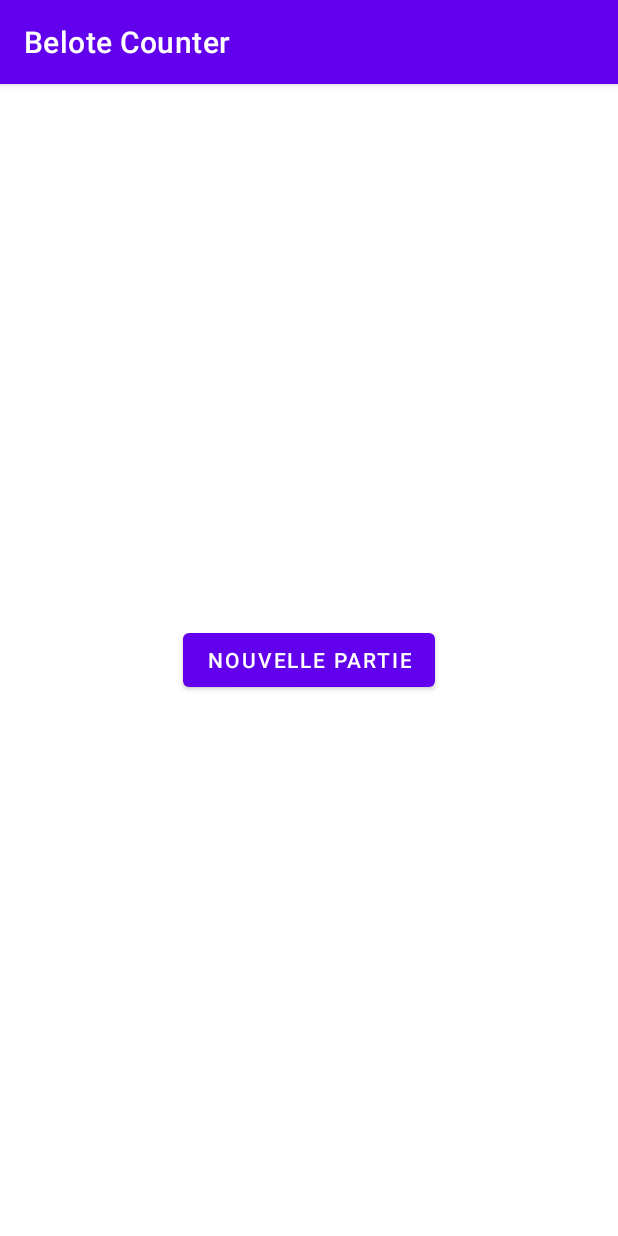
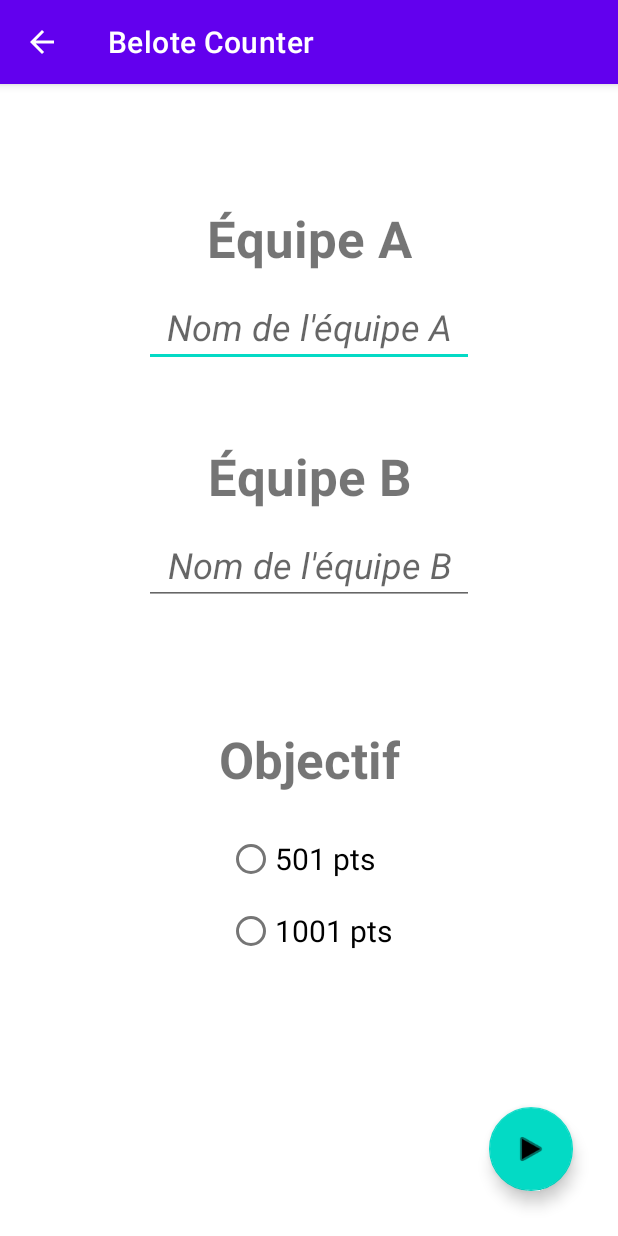
Before and after one commit to Dadow251/Belote-Counter, an Android app: the screen it shows after launch (MainActivity before the commit, CreateActivity after it), after a tap on "NOUVELLE PARTIE", on a phone screen of 412 x 824 dp. Run offline under Robolectric (Android 15) with nearby library versions, the phone set to English and light mode, and no system bars.

Commit message:
Mise en place de l'Activity Create (version basique pour fixer une première organisation graphique à travers des composants primaires)

```diff
--- a/app/src/main/AndroidManifest.xml
+++ b/app/src/main/AndroidManifest.xml
@@ -20,6 +20,9 @@
                 <category android:name="android.intent.category.LAUNCHER" />
             </intent-filter>
         </activity>
+        <activity android:name=".CreateActivity"
+            android:parentActivityName=".MainActivity">
+        </activity>
     </application>
 
 </manifest>
--- /dev/null
+++ b/app/src/main/java/com/example/belotecounter/CreateActivity.java
@@ -0,0 +1,35 @@
+package com.example.belotecounter;
+
+import android.os.Bundle;
+import android.util.Log;
+import android.view.View;
+import android.widget.Toast;
+
+import androidx.appcompat.app.AppCompatActivity;
+
+public class CreateActivity extends AppCompatActivity {
+
+    public int Objective;
+
+    @Override
+    protected void onCreate(Bundle savedInstanceState) {
+        super.onCreate(savedInstanceState);
+        setContentView(R.layout.activity_create);
+    }
+
+    public void setObjectiveTo501(View view) {
+        this.Objective = 501;
+        // Forcer la valeur "false" pour le toggle switch 1001 pts
+    }
+
+    public void setObjectiveTo1001(View view) {
+        this.Objective = 1001;
+        // Forcer la valeur "false" pour le toggle switch 501 pts
+    }
+
+    void LogData(String data) {
+        Toast.makeText(CreateActivity.this, data, Toast.LENGTH_SHORT).show();
+        Log.d("TAG", data);
+    }
+
+}
--- a/app/src/main/java/com/example/belotecounter/MainActivity.java
+++ b/app/src/main/java/com/example/belotecounter/MainActivity.java
@@ -1,5 +1,6 @@
 package com.example.belotecounter;
 
+import android.content.Intent;
 import android.os.Bundle;
 import android.util.Log;
 import android.view.View;
@@ -21,7 +22,8 @@ public class MainActivity extends AppCompatActivity {
     }
 
     public void createGame(View view) {
-        LogData("Création d'une nouvelle partie");
+        Intent intent = new Intent(this,CreateActivity.class);
+        startActivity(intent);
     }
 
 }
--- /dev/null
+++ b/app/src/main/res/layout/activity_create.xml
@@ -0,0 +1,111 @@
+<?xml version="1.0" encoding="utf-8"?>
+<androidx.constraintlayout.widget.ConstraintLayout xmlns:android="http://schemas.android.com/apk/res/android"
+    xmlns:app="http://schemas.android.com/apk/res-auto"
+    xmlns:tools="http://schemas.android.com/tools"
+    android:layout_width="match_parent"
+    android:layout_height="match_parent"
+    tools:context=".CreateActivity">
+
+    <TextView
+        android:id="@+id/textViewTeamA"
+        android:layout_width="wrap_content"
+        android:layout_height="wrap_content"
+        android:layout_marginTop="80dp"
+        android:text="Équipe A"
+        android:textAlignment="center"
+        android:textSize="34sp"
+        android:textStyle="bold"
+        app:layout_constraintEnd_toEndOf="parent"
+        app:layout_constraintStart_toStartOf="parent"
+        app:layout_constraintTop_toTopOf="parent" />
+
+    <TextView
+        android:id="@+id/textViewTeamA2"
+        android:layout_width="wrap_content"
+        android:layout_height="wrap_content"
+        android:layout_marginTop="50dp"
+        android:text="Équipe B"
+        android:textAlignment="center"
+        android:textSize="34sp"
+        android:textStyle="bold"
+        app:layout_constraintEnd_toEndOf="parent"
+        app:layout_constraintStart_toStartOf="parent"
+        app:layout_constraintTop_toBottomOf="@+id/editTextNameA" />
+
+    <TextView
+        android:id="@+id/textViewTeamA3"
+        android:layout_width="wrap_content"
+        android:layout_height="wrap_content"
+        android:layout_marginTop="80dp"
+        android:text="Objectif"
+        android:textAlignment="center"
+        android:textSize="34sp"
+        android:textStyle="bold"
+        app:layout_constraintEnd_toEndOf="parent"
+        app:layout_constraintStart_toStartOf="parent"
+        app:layout_constraintTop_toBottomOf="@+id/editTextNameB" />
+
+    <EditText
+        android:id="@+id/editTextNameA"
+        android:layout_width="220dp"
+        android:layout_height="wrap_content"
+        android:layout_marginTop="10dp"
+        android:ems="10"
+        android:hint="@string/nameA"
+        android:inputType="textPersonName"
+        android:textAlignment="center"
+        android:textSize="24sp"
+        android:textStyle="italic"
+        app:layout_constraintEnd_toEndOf="parent"
+        app:layout_constraintStart_toStartOf="parent"
+        app:layout_constraintTop_toBottomOf="@+id/textViewTeamA" />
+
+    <EditText
+        android:id="@+id/editTextNameB"
+        android:layout_width="220dp"
+        android:layout_height="wrap_content"
+        android:layout_marginTop="10dp"
+        android:ems="10"
+        android:hint="@string/nameB"
+        android:inputType="textPersonName"
+        android:textAlignment="center"
+        android:textSize="24sp"
+        android:textStyle="italic"
+        app:layout_constraintEnd_toEndOf="parent"
+        app:layout_constraintStart_toStartOf="parent"
+        app:layout_constraintTop_toBottomOf="@+id/textViewTeamA2" />
+
+    <RadioGroup
+        android:id="@+id/radioButtonObjectiveOptions"
+        android:layout_width="wrap_content"
+        android:layout_height="wrap_content"
+        android:layout_marginTop="20dp"
+        app:layout_constraintEnd_toEndOf="parent"
+        app:layout_constraintStart_toStartOf="parent"
+        app:layout_constraintTop_toBottomOf="@+id/textViewTeamA3">
+
+        <RadioButton
+            android:layout_width="match_parent"
+            android:layout_height="wrap_content"
+            android:text="501 pts"
+            android:textSize="20sp" />
+
+        <RadioButton
+            android:layout_width="match_parent"
+            android:layout_height="wrap_content"
+            android:text="1001 pts"
+            android:textSize="20sp" />
+    </RadioGroup>
+
+    <com.google.android.material.floatingactionbutton.FloatingActionButton
+        android:id="@+id/buttonGo"
+        android:layout_width="wrap_content"
+        android:layout_height="wrap_content"
+        android:layout_marginEnd="30dp"
+        android:layout_marginBottom="30dp"
+        android:clickable="true"
+        app:layout_constraintBottom_toBottomOf="parent"
+        app:layout_constraintEnd_toEndOf="parent"
+        app:srcCompat="@android:drawable/ic_media_play" />
+
+</androidx.constraintlayout.widget.ConstraintLayout>
--- a/app/src/main/res/layout/activity_main.xml
+++ b/app/src/main/res/layout/activity_main.xml
@@ -7,7 +7,7 @@
     tools:context=".MainActivity">
 
     <Button
-        android:id="@+id/bNewGame"
+        android:id="@+id/buttonNewGame"
         android:layout_width="wrap_content"
         android:layout_height="wrap_content"
         android:onClick="createGame"
--- a/app/src/main/res/values/strings.xml
+++ b/app/src/main/res/values/strings.xml
@@ -1,3 +1,5 @@
 <resources>
     <string name="app_name">Belote Counter</string>
+    <string name="nameA">Nom de l\'équipe A</string>
+    <string name="nameB">Nom de l\'équipe B</string>
 </resources>
```
